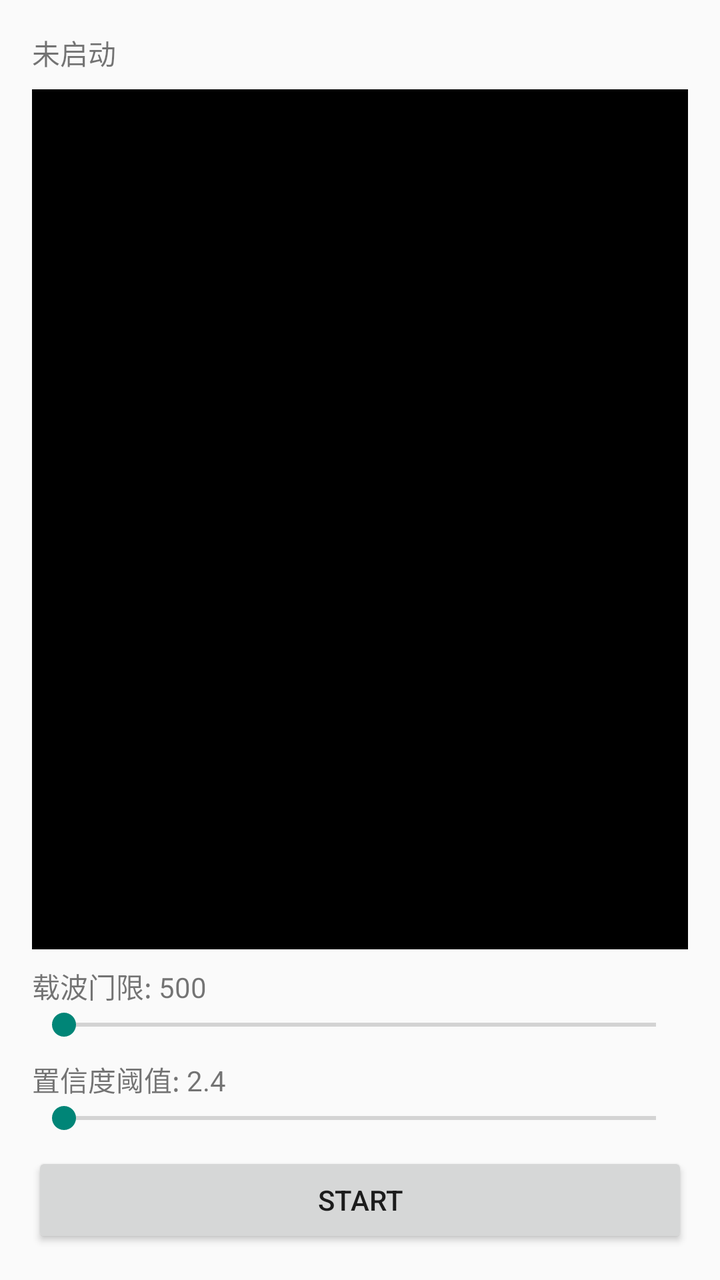
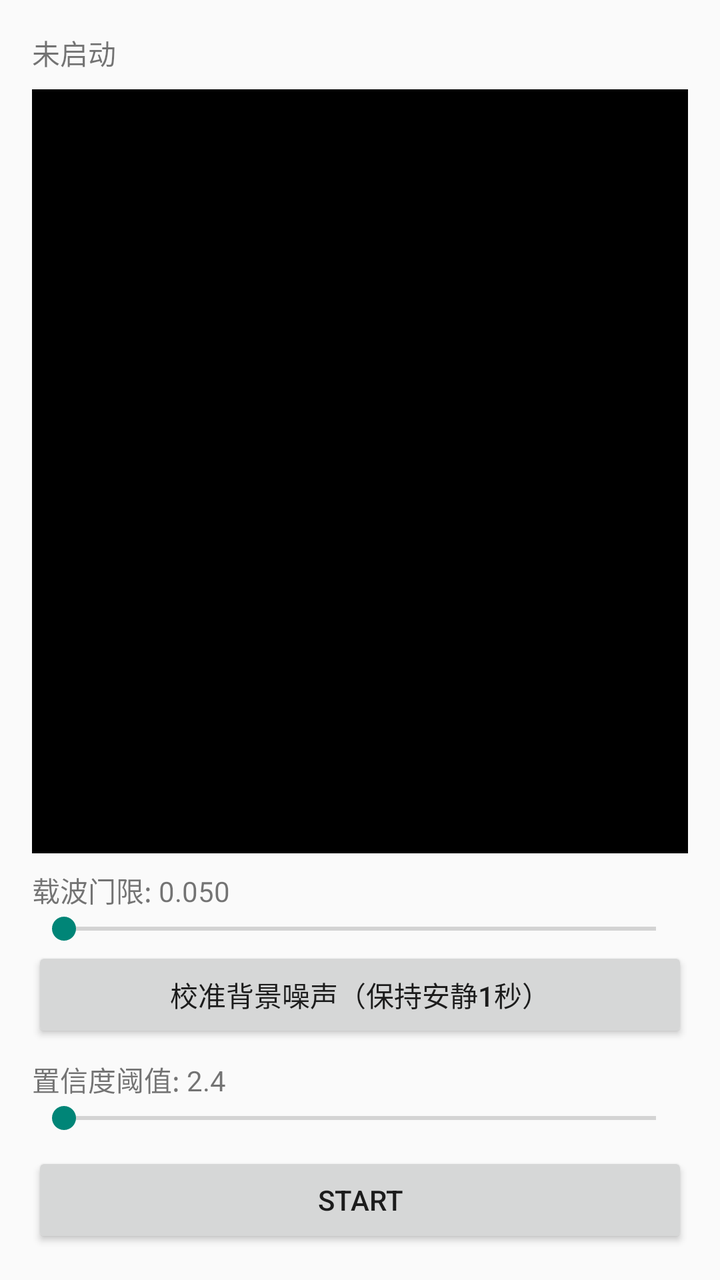

Before-and-after screenshots of an Android layout around one commit, followed by the original layout XML and the change that was made.
<!-- AndroidManifest.xml: application theme Theme.AirPager -->
<!-- res/layout/activity_main.xml -->
<?xml version="1.0" encoding="utf-8"?>
<LinearLayout xmlns:android="http://schemas.android.com/apk/res/android"
    android:layout_width="match_parent"
    android:layout_height="match_parent"
    android:orientation="vertical"
    android:padding="16dp">

    <TextView
        android:id="@+id/textStatus"
        android:layout_width="match_parent"
        android:layout_height="wrap_content"
        android:text="未启动" />

    <ScrollView
        android:id="@+id/scrollView"
        android:layout_width="match_parent"
        android:layout_height="0dp"
        android:layout_weight="1"
        android:layout_marginTop="8dp"
        android:background="#000000">

        <TextView
            android:id="@+id/textOutput"
            android:layout_width="match_parent"
            android:layout_height="wrap_content"
            android:textColor="#00FF00"
            android:fontFamily="monospace"
            android:padding="8dp" />

    </ScrollView>
	
    <TextView
        android:id="@+id/textCarrierLabel"
        android:layout_width="match_parent"
        android:layout_height="wrap_content"
        android:layout_marginTop="8dp"
        android:text="载波门限: 500" />

    <SeekBar
        android:id="@+id/seekCarrier"
        android:layout_width="match_parent"
        android:layout_height="wrap_content" />
		
    <TextView
        android:id="@+id/textConfidenceLabel"
        android:layout_width="match_parent"
        android:layout_height="wrap_content"
        android:layout_marginTop="8dp"
        android:text="置信度阈值: 2.4" />

    <SeekBar
        android:id="@+id/seekConfidence"
        android:layout_width="match_parent"
        android:layout_height="wrap_content" />

    <Button
        android:id="@+id/btnToggle"
        android:layout_width="match_parent"
        android:layout_height="wrap_content"
        android:layout_marginTop="8dp"
        android:text="Start" />

</LinearLayout>
<!-- resources referenced by this layout -->
<resources>
  <style name="Theme.AirPager" parent="Theme.AppCompat.Light.NoActionBar" />
</resources>

<!-- the commit's change to res/layout/activity_main.xml (unified diff, before → after) -->
@@ -28,19 +28,25 @@
             android:padding="8dp" />
 
     </ScrollView>
-	
+
     <TextView
         android:id="@+id/textCarrierLabel"
         android:layout_width="match_parent"
         android:layout_height="wrap_content"
         android:layout_marginTop="8dp"
-        android:text="载波门限: 500" />
+        android:text="载波门限: 0.050" />
 
     <SeekBar
         android:id="@+id/seekCarrier"
         android:layout_width="match_parent"
         android:layout_height="wrap_content" />
-		
+
+    <Button
+        android:id="@+id/btnCalibrate"
+        android:layout_width="match_parent"
+        android:layout_height="wrap_content"
+        android:text="校准背景噪声（保持安静1秒）" />
+
     <TextView
         android:id="@+id/textConfidenceLabel"
         android:layout_width="match_parent"
